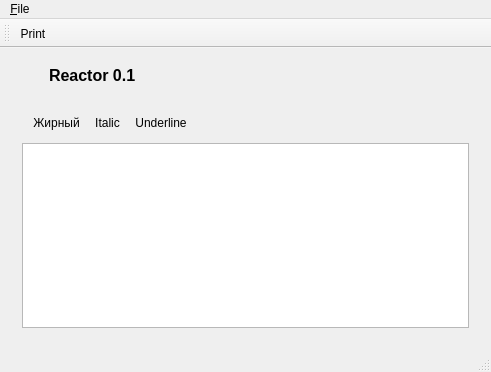
The window that examples/reactor/mainwindow.ui (govorilka/fireworks) describes before a commit, drawn with Qt 5.
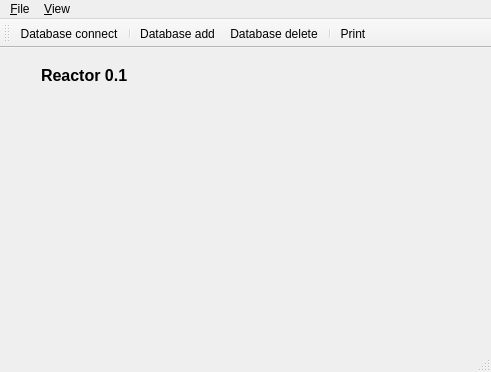
The same window after the commit. The open tabs and pages were chosen to show the change. Icons and pictures are not drawn.

```diff
--- a/examples/reactor/mainwindow.ui
+++ b/examples/reactor/mainwindow.ui
@@ -14,8 +14,20 @@
    <string>Reactor 0.1</string>
   </property>
   <widget class="QWidget" name="centralWidget">
-   <layout class="QVBoxLayout" name="verticalLayout">
-    <item>
+   <layout class="QGridLayout" name="gridLayout">
+    <property name="leftMargin">
+     <number>3</number>
+    </property>
+    <property name="rightMargin">
+     <number>3</number>
+    </property>
+    <property name="bottomMargin">
+     <number>0</number>
+    </property>
+    <property name="spacing">
+     <number>3</number>
+    </property>
+    <item row="0" column="0">
      <layout class="QHBoxLayout" name="horizontalLayout">
       <item>
        <widget class="QLabel" name="nodeIcon">
@@ -64,28 +76,8 @@
       </item>
      </layout>
     </item>
-    <item>
-     <widget class="QStackedWidget" name="stackedWidget">
-      <property name="currentIndex">
-       <number>0</number>
-      </property>
-      <widget class="QWidget" name="pageDatabase"/>
-      <widget class="QWidget" name="pageTheme"/>
-      <widget class="QWidget" name="pageQuestion">
-       <layout class="QVBoxLayout" name="verticalLayout_2">
-        <item>
-         <widget class="QToolBar" name="textEditTools">
-          <addaction name="actionBold"/>
-          <addaction name="actionItalic"/>
-          <addaction name="actionUnderline"/>
-         </widget>
-        </item>
-        <item>
-         <widget class="QTextEdit" name="textEdit"/>
-        </item>
-       </layout>
-      </widget>
-     </widget>
+    <item row="1" column="0">
+     <widget class="QStackedWidget" name="stackedWidget"/>
     </item>
    </layout>
   </widget>
@@ -95,7 +87,7 @@
      <x>0</x>
      <y>0</y>
      <width>491</width>
-     <height>19</height>
+     <height>20</height>
     </rect>
    </property>
    <widget class="QMenu" name="menu_File">
@@ -106,7 +98,25 @@
     <addaction name="separator"/>
     <addaction name="actionExit"/>
    </widget>
+   <widget class="QMenu" name="menu_View">
+    <property name="title">
+     <string>&amp;View</string>
+    </property>
+    <widget class="QMenu" name="menuToolbars">
+     <property name="title">
+      <string>Toolbars</string>
+     </property>
+    </widget>
+    <widget class="QMenu" name="menuDockPanels">
+     <property name="title">
+      <string>Dock panels</string>
+     </property>
+    </widget>
+    <addaction name="menuToolbars"/>
+    <addaction name="menuDockPanels"/>
+   </widget>
    <addaction name="menu_File"/>
+   <addaction name="menu_View"/>
   </widget>
   <widget class="QToolBar" name="mainToolBar">
    <attribute name="toolBarArea">
@@ -115,36 +125,14 @@
    <attribute name="toolBarBreak">
     <bool>false</bool>
    </attribute>
+   <addaction name="actionDatabaseConnect"/>
+   <addaction name="separator"/>
+   <addaction name="actionDatabaseAdd"/>
+   <addaction name="actionDatabaseDelete"/>
+   <addaction name="separator"/>
    <addaction name="actionPrint"/>
   </widget>
   <widget class="QStatusBar" name="statusBar"/>
-  <action name="actionBold">
-   <property name="icon">
-    <iconset resource="reactor.qrc">
-     <normaloff>:/reactor/images/textedit/text_bold.png</normaloff>:/reactor/images/textedit/text_bold.png</iconset>
-   </property>
-   <property name="text">
-    <string>Жирный</string>
-   </property>
-  </action>
-  <action name="actionItalic">
-   <property name="icon">
-    <iconset resource="reactor.qrc">
-     <normaloff>:/reactor/images/textedit/text_italic.png</normaloff>:/reactor/images/textedit/text_italic.png</iconset>
-   </property>
-   <property name="text">
-    <string>Italic</string>
-   </property>
-  </action>
-  <action name="actionUnderline">
-   <property name="icon">
-    <iconset resource="reactor.qrc">
-     <normaloff>:/reactor/images/textedit/text_underline.png</normaloff>:/reactor/images/textedit/text_underline.png</iconset>
-   </property>
-   <property name="text">
-    <string>Underline</string>
-   </property>
-  </action>
   <action name="actionPrint">
    <property name="icon">
     <iconset resource="reactor.qrc">
@@ -163,6 +151,38 @@
     <string>Exit</string>
    </property>
   </action>
+  <action name="actionStructure_dock">
+   <property name="text">
+    <string>Structure dock</string>
+   </property>
+  </action>
+  <action name="actionDatabaseConnect">
+   <property name="icon">
+    <iconset resource="reactor.qrc">
+     <normaloff>:/reactor/images/menu/db_connect.png</normaloff>:/reactor/images/menu/db_connect.png</iconset>
+   </property>
+   <property name="text">
+    <string>Database connect</string>
+   </property>
+  </action>
+  <action name="actionDatabaseAdd">
+   <property name="icon">
+    <iconset resource="reactor.qrc">
+     <normaloff>:/reactor/images/menu/db_add.png</normaloff>:/reactor/images/menu/db_add.png</iconset>
+   </property>
+   <property name="text">
+    <string>Database add</string>
+   </property>
+  </action>
+  <action name="actionDatabaseDelete">
+   <property name="icon">
+    <iconset resource="reactor.qrc">
+     <normaloff>:/reactor/images/menu/db_delete.png</normaloff>:/reactor/images/menu/db_delete.png</iconset>
+   </property>
+   <property name="text">
+    <string>Database delete</string>
+   </property>
+  </action>
  </widget>
  <layoutdefault spacing="6" margin="11"/>
  <resources>
```
Left out of the diff: 10 changed lines with no effect on the pictures.
